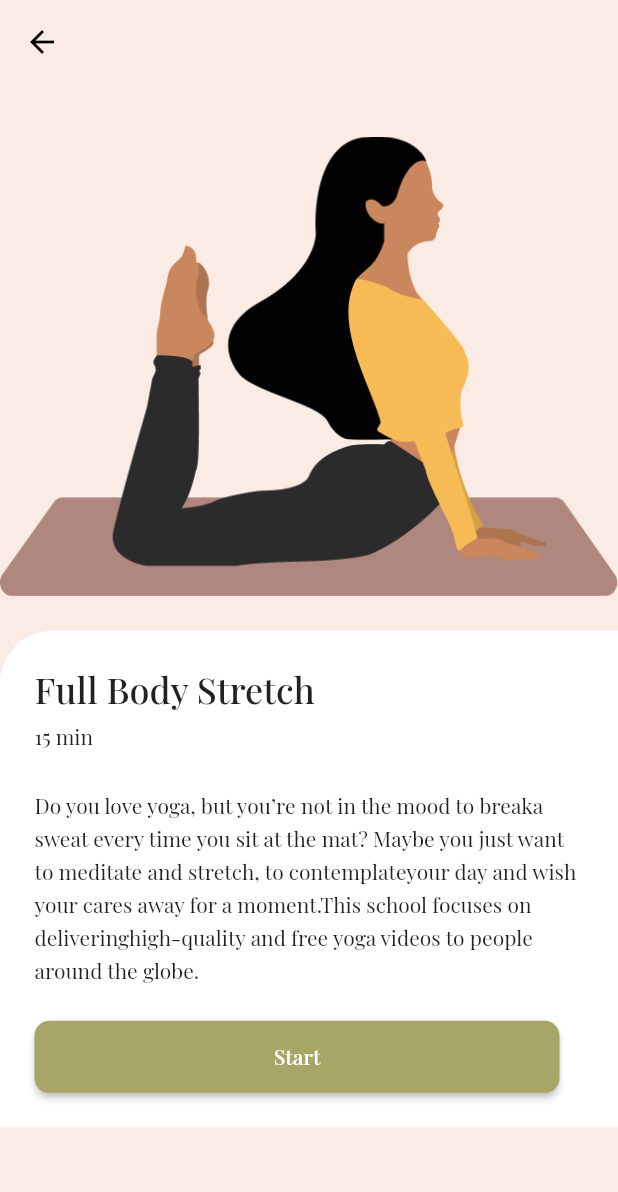
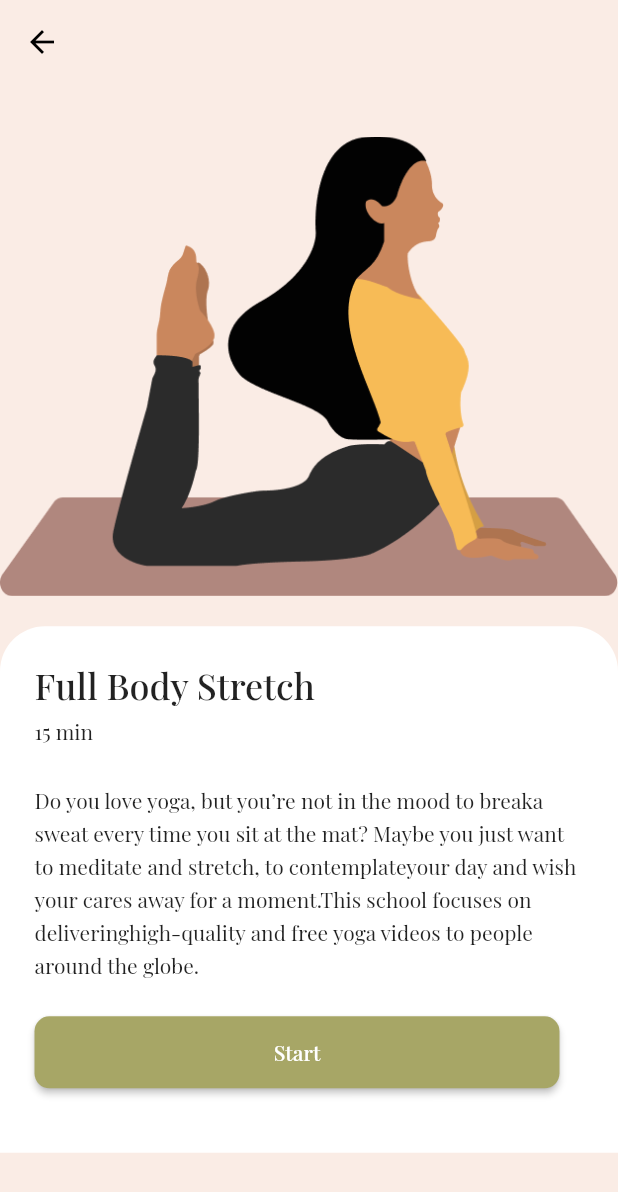
Before and after one commit to eminowam/yoga_app_flutter, a Flutter app: the screen it shows after launch, after a tap on "Yoga Pilates", on a phone screen of 412 x 824 dp. Shown: the top 1192 px of the screen. Run offline on Flutter 3.47's test engine with Material 2 defaults, Android fonts, the light colour scheme and no system bars.

Commit message:
Main settings

```diff
--- a/lib/screen/main/main_page.dart
+++ b/lib/screen/main/main_page.dart
@@ -23,6 +23,10 @@ class _HomePageState extends State<HomePage> {
       bottomNavigationBar: BottomNavigationBar(
         backgroundColor: AppColor.mainScreenColor,
         elevation: 3,
+        showSelectedLabels: false,
+        showUnselectedLabels: false,
+        selectedItemColor: Colors.black,
+        unselectedItemColor: Colors.grey,
         currentIndex: _currentIndex,
         items: [
           BottomNavigationBarItem(
@@ -59,7 +63,7 @@ class _HomePageState extends State<HomePage> {
               ),
               const Text(
                 "Recommended Courses",
-                style: TextStyle(fontSize: 18, fontWeight: FontWeight.w400),
+                style: TextStyle(fontSize: 18, fontWeight: FontWeight.w500),
               ),
               const SizedBox(
                 height: 16,
--- a/lib/screen/settings/settings.dart
+++ b/lib/screen/settings/settings.dart
@@ -1,7 +1,7 @@
 import 'package:flutter/material.dart';
 import 'package:yoga_ui/color/color.dart';
 
-import '../../widget/settings/categories/category_settings.dart';
+import '../../widget/settings/category_settings.dart';
 import '../../widget/settings/settings_column.dart';
 import '../../widget/settings/settings_row.dart';
 
--- a/lib/widget/details/detail_widget.dart
+++ b/lib/widget/details/detail_widget.dart
@@ -13,15 +13,15 @@ class DetailsYoga extends StatelessWidget {
           children: [
             const Image(image: AssetImage('assets/big_yoga.png')),
             Padding(
-              padding: const EdgeInsets.only(top: 23,),
+              padding: const EdgeInsets.only(top: 20),
               child: Container(
                 decoration: BoxDecoration(
                   color: Colors.white,
-                  borderRadius: BorderRadius.only(topLeft: Radius.circular(35))
+                  borderRadius: BorderRadius.only(topLeft: Radius.circular(30),topRight: Radius.circular(30))
                 ),
                 alignment: Alignment.topLeft,
                 child: Padding(
-                  padding: const EdgeInsets.only(top: 23,right: 23,left: 23,bottom: 23),
+                  padding: const EdgeInsets.only(top: 23,right: 23,left: 23,bottom: 43),
                   child: Column(
                     crossAxisAlignment: CrossAxisAlignment.start,
                     children: [
--- a/lib/widget/main/category/categories.dart
+++ b/lib/widget/main/category/categories.dart
@@ -35,7 +35,7 @@ class _CategoriesStateState extends State<CategoriesState> {
         const Text(
           "Browser Category",
           style:TextStyle(fontSize: 18,
-              fontWeight: FontWeight.w400) ,),
+              fontWeight: FontWeight.w500) ,),
         SizedBox(height: 16,),
         Row(
           children: [
--- a/lib/widget/main/text_search.dart
+++ b/lib/widget/main/text_search.dart
@@ -12,7 +12,7 @@ class TextSearch extends StatelessWidget {
         children: [
           const Text(
             "Your Practice",
-            style: TextStyle(fontSize: 30, fontWeight: FontWeight.w400),
+            style: TextStyle(fontSize: 30, fontWeight: FontWeight.w500),
           ),
           const SizedBox(
             height: 32,
--- a/lib/widget/settings/categories/settings_categories.dart
+++ /dev/null
@@ -1,10 +0,0 @@
-import 'package:flutter/material.dart';
-
-class CategoriesSetting extends StatelessWidget {
-  const CategoriesSetting({super.key});
-
-  @override
-  Widget build(BuildContext context) {
-    return const Placeholder();
-  }
-}
```
Also changed, not shown: lib/widget/settings/category_settings.dart (renamed from lib/widget/settings/categories/category_settings.dart).
